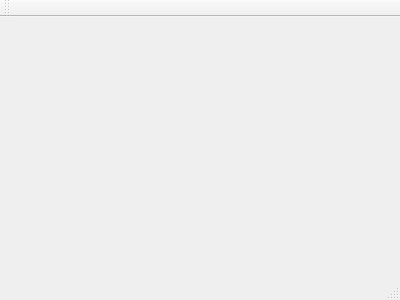
Before: the Qt Designer form C++/Qt/NewRackProject/racksystem.ui in aadshalshihry/sandbox, drawn with Qt 5.
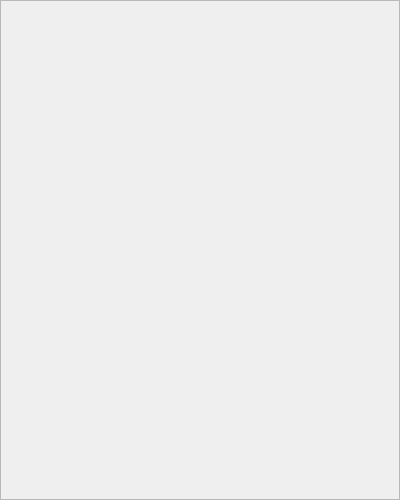
After: the same form once the commit is applied.

The edit to the form file:
```diff
--- a/C++/Qt/NewRackProject/racksystem.ui
+++ b/C++/Qt/NewRackProject/racksystem.ui
@@ -1,24 +1,44 @@
 <ui version="4.0">
  <class>RackSystem</class>
- <widget class="QMainWindow" name="RackSystem" >
-  <property name="geometry" >
+ <widget class="QMainWindow" name="RackSystem">
+  <property name="geometry">
    <rect>
     <x>0</x>
     <y>0</y>
     <width>400</width>
-    <height>300</height>
+    <height>500</height>
    </rect>
   </property>
   <property name="windowTitle" >
    <string>RackSystem</string>
   </property>
-  <widget class="QMenuBar" name="menuBar" />
-  <widget class="QToolBar" name="mainToolBar" />
-  <widget class="QWidget" name="centralWidget" />
-  <widget class="QStatusBar" name="statusBar" />
+  <widget class="QWidget" name="centralWidget">
+   <widget class="QScrollArea" name="scrollArea">
+    <property name="geometry">
+     <rect>
+      <x>0</x>
+      <y>0</y>
+      <width>400</width>
+      <height>500</height>
+     </rect>
+    </property>
+    <property name="widgetResizable">
+     <bool>true</bool>
+    </property>
+    <widget class="QWidget" name="scrollAreaWidgetContents">
+     <property name="geometry">
+      <rect>
+       <x>0</x>
+       <y>0</y>
+       <width>398</width>
+       <height>498</height>
+      </rect>
+     </property>
+    </widget>
+   </widget>
+  </widget>
  </widget>
- <layoutDefault spacing="6" margin="11" />
- <pixmapfunction></pixmapfunction>
+ <layoutdefault spacing="6" margin="11"/>
  <resources/>
  <connections/>
 </ui>
```
Left out of the diff: 3 changed lines with no effect on the pictures.
